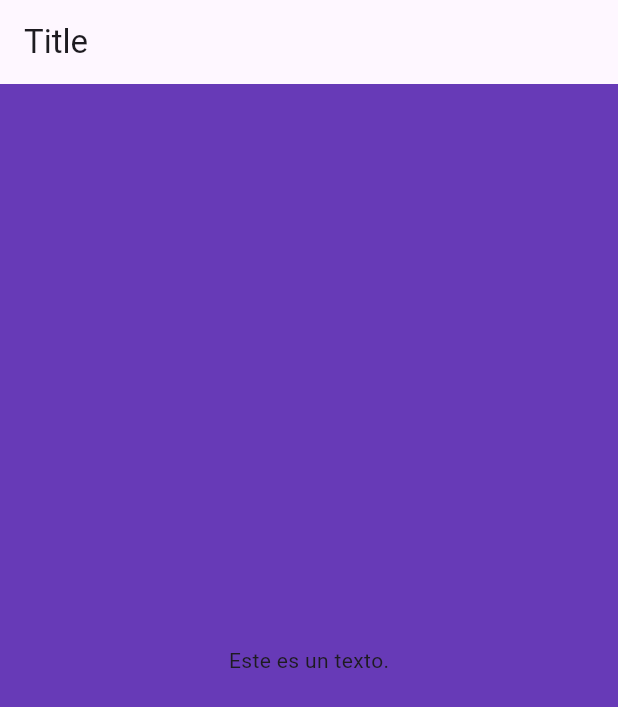
After one commit to nellyjohanaortegatomas/CURSO_INTRODUCCION_A_FLUTTER, a Flutter app: the screen it shows after launch, on a phone screen of 412 x 824 dp. The commit adds this screen. Shown: the top 707 px of the screen. Run offline on Flutter 3.47's test engine with Material 3 defaults, Android fonts, the phone set to English and light mode, and no system bars.

Commit message:
Seccion 3: Getting Started - Clase 5: Creating classes to organize the code

```diff
--- a/first_flutter_project/lib/main.dart
+++ b/first_flutter_project/lib/main.dart
@@ -1,18 +1,21 @@
+import 'package:first_flutter_project/second_file.dart';
 import 'package:flutter/material.dart';
 
-void main(){
-  runApp(
-    MaterialApp(
+void main() => runApp( Myclass() );
+
+class Myclass extends StatelessWidget{
+  @override
+  Widget build(BuildContext context) {
+
+    return MaterialApp(
+      debugShowCheckedModeBanner: false,
       title: "My flutter app",
       home: Scaffold(
-        backgroundColor: Colors.deepPurple,
         appBar: AppBar(
           title: Text('Title'),
         ),
-        body: Center(
-          child: Text('Este es un texto.', textDirection: TextDirection.ltr,),
-        ),
+        body: SecondClass()
       )
-    ),
   );
+  }
 }
--- /dev/null
+++ b/first_flutter_project/lib/second_file.dart
@@ -0,0 +1,14 @@
+import 'package:flutter/material.dart';
+
+class SecondClass extends StatelessWidget{
+  @override
+  Widget build(BuildContext context) {
+
+    return Material(
+        color: Colors.deepPurple,
+        child: Center(
+          child: Text('Este es un texto.', textDirection: TextDirection.ltr,)
+        )
+        );
+  }
+}
```
